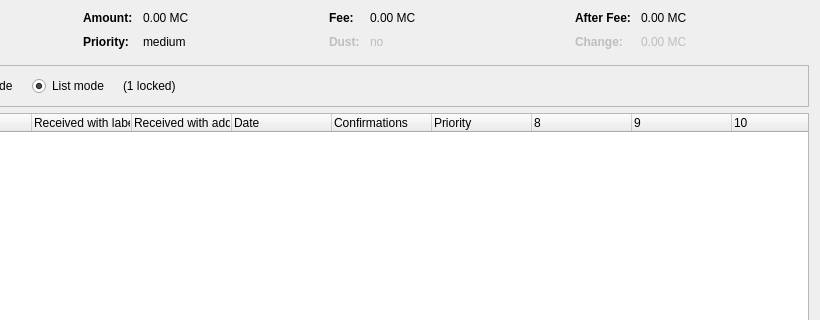
This is src/qt/forms/coincontroldialog.ui in 3s3s/TKSR as Qt 5 draws it before an edit; both pictures show x 180 to 1000 and y 0 to 320 of the 1000 by 500 pixel window. The edited form follows.
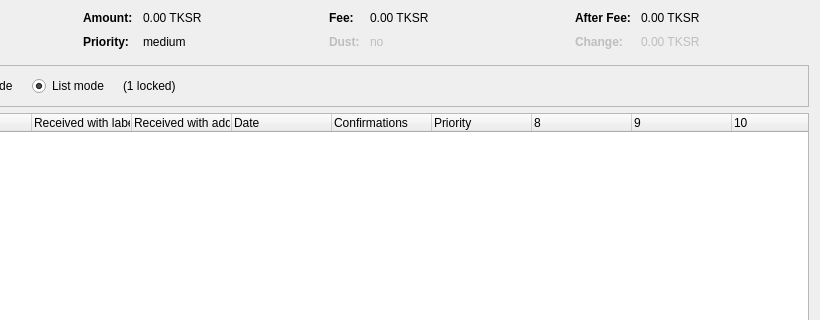
This is the edited form. Custom widgets are drawn as their Qt base class.

The edit to the form file:
```diff
--- a/src/qt/forms/coincontroldialog.ui
+++ b/src/qt/forms/coincontroldialog.ui
@@ -132,7 +132,7 @@
           <enum>Qt::ActionsContextMenu</enum>
          </property>
          <property name="text">
-          <string notr="true">0.00 MC</string>
+          <string notr="true">0.00 TKSR</string>
          </property>
          <property name="textInteractionFlags">
           <set>Qt::LinksAccessibleByMouse|Qt::TextSelectableByKeyboard|Qt::TextSelectableByMouse</set>
@@ -206,7 +206,7 @@
           <enum>Qt::ActionsContextMenu</enum>
          </property>
          <property name="text">
-          <string notr="true">0.00 MC</string>
+          <string notr="true">0.00 TKSR</string>
          </property>
          <property name="textInteractionFlags">
           <set>Qt::LinksAccessibleByMouse|Qt::TextSelectableByKeyboard|Qt::TextSelectableByMouse</set>
@@ -286,7 +286,7 @@
           <enum>Qt::ActionsContextMenu</enum>
          </property>
          <property name="text">
-          <string notr="true">0.00 MC</string>
+          <string notr="true">0.00 TKSR</string>
          </property>
          <property name="textInteractionFlags">
           <set>Qt::LinksAccessibleByMouse|Qt::TextSelectableByKeyboard|Qt::TextSelectableByMouse</set>
@@ -321,7 +321,7 @@
           <enum>Qt::ActionsContextMenu</enum>
          </property>
          <property name="text">
-          <string notr="true">0.00 MC</string>
+          <string notr="true">0.00 TKSR</string>
          </property>
          <property name="textInteractionFlags">
           <set>Qt::LinksAccessibleByMouse|Qt::TextSelectableByKeyboard|Qt::TextSelectableByMouse</set>
```
